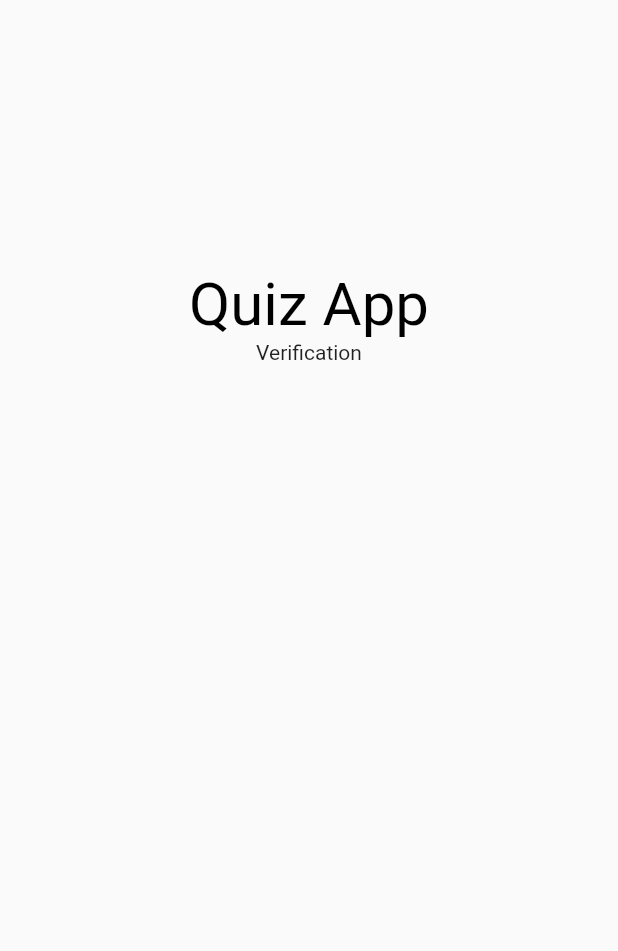
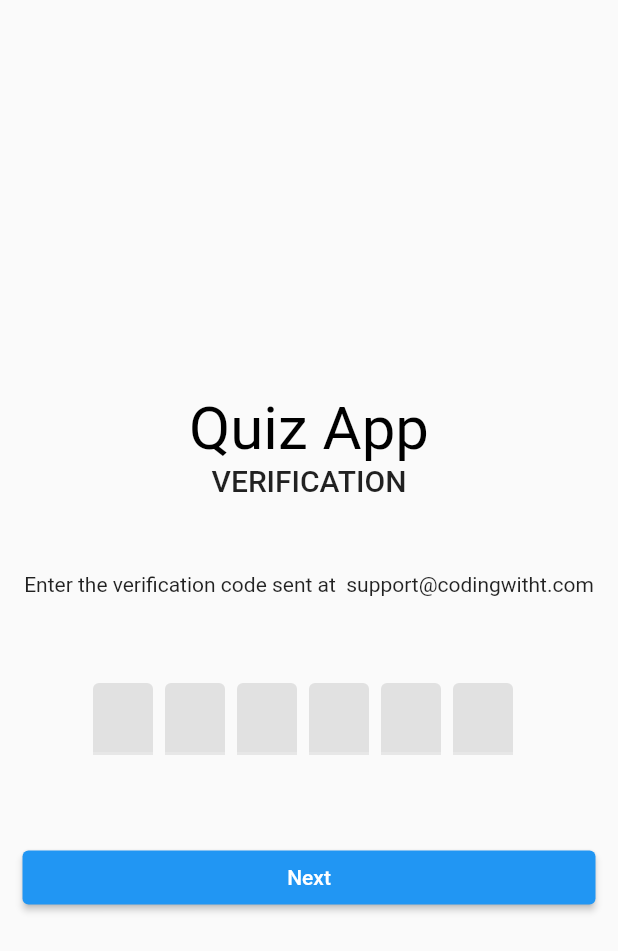
Before and after one commit to kingkardev01/my_quiz, a Flutter app: the ForgotPasswordOtp screen opened directly, on a phone screen of 412 x 824 dp. Shown: the top 951 px of the screen. Run offline on Flutter 3.47's test engine with Material 2 defaults, Android fonts, the phone set to English and light mode, and no system bars; drawn by our look-alikes of flutter_otp_text_field; our stand-ins replace firebase_auth, firebase_core, get, line_awesome_flutter; accounts and stored records are empty.

Commit message:
initial commit1

```diff
--- a/lib/src/constants/text_constants/text.dart
+++ b/lib/src/constants/text_constants/text.dart
@@ -26,3 +26,7 @@ const String forgotPassSubTitle = "Select one of the options given below to rese
 
 const String forgotEmail = "E-Mail";
 const String forgotEmailSubTitle = "Reset via Mail Verification.";
+
+//forgot password otp
+const String tOptSubTitle = "Verification";
+const String tOptMessage = "Enter the verification code sent at";
--- a/lib/src/features/authentication/screen/forgot_password/forgot_password_otp/forgot_password_otp.dart
+++ b/lib/src/features/authentication/screen/forgot_password/forgot_password_otp/forgot_password_otp.dart
@@ -1,4 +1,9 @@
 import 'package:flutter/material.dart';
+import 'package:quiz_app/src/features/authentication/screen/login_screen/login.dart';
+
+import '../../../../../constants/text_constants/text.dart';
+import 'package:flutter_otp_text_field/flutter_otp_text_field.dart';
+import 'package:get/get.dart';
 
 class ForgotPasswordOtp extends StatelessWidget {
   const ForgotPasswordOtp({Key? key}) : super(key: key);
@@ -13,11 +18,36 @@ class ForgotPasswordOtp extends StatelessWidget {
                 width: double.infinity,
                 child: Column(
                   children: [
-                    SizedBox(height: height *0.2,),
+                    SizedBox(height: height *0.3,),
                     Container(
                       child: Text("Quiz App",style: Theme.of(context).textTheme.headlineLarge?.copyWith(color: Colors.black),),
                     ),
-                    Text("Verification")
+                    Text(tOptSubTitle.toUpperCase(),style: Theme.of(context).textTheme.titleLarge,),
+                    SizedBox(height: height *0.06),
+                    Text("$tOptMessage  support@codingwitht.com" ,textAlign: TextAlign.center, ),
+                    SizedBox(height: height *0.07),
+                    OtpTextField(
+                      mainAxisAlignment: MainAxisAlignment.center,
+                      numberOfFields: 6,
+                      borderColor: Color(0xFF512DA8),
+                      fillColor: Colors.black.withOpacity(0.1),
+                      filled: true,
+                      onSubmit: (code){
+                        print("Otp is = $code");
+                      },
+                    ),
+                    SizedBox(height: height *0.07),
+                    Container(
+                      width: double.infinity,
+                      child: ElevatedButton(
+                        onPressed: (){
+                          Get.to(LoginScreen());
+                        },
+                        child: Text("Next"),
+                      ),
+                    )
+
+
                   ],
                 ),
               ),
--- a/pubspec.yaml
+++ b/pubspec.yaml
@@ -20,6 +20,7 @@ dependencies:
   get: ^4.6.5
   firebase_auth: ^4.6.3
   line_awesome_flutter: ^2.0.0
+  flutter_otp_text_field: ^1.1.1
 
 
 dev_dependencies:
```
Also changed, not shown: pubspec.lock.
